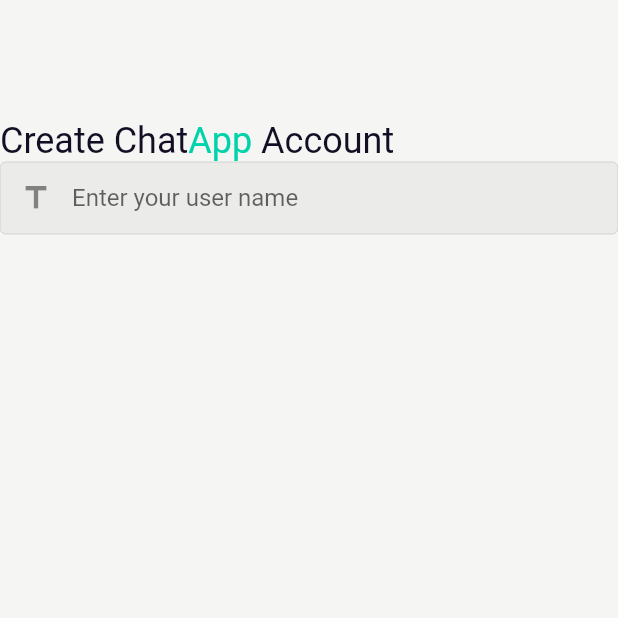
After one commit to mudassirjabbar/chat-app, a Flutter app: the screen it shows after launch, on a phone screen of 412 x 824 dp, the top half of it. The commit adds this screen. Run offline on Flutter 3.47's test engine with Material 2 defaults, Android fonts, the phone set to English and light mode, and no system bars; missing offline and left inert: custom_clippers.

Commit message:
2 febuary

```diff
--- a/lib/main.dart
+++ b/lib/main.dart
@@ -1,5 +1,6 @@
 import 'package:chat_app/pages/chat_page.dart';
 import 'package:chat_app/pages/home_page.dart';
+import 'package:chat_app/ui/welcome/signup_screen.dart';
 import 'package:flutter/material.dart';
 
 void main() {
@@ -17,12 +18,13 @@
       theme: ThemeData(
         scaffoldBackgroundColor: const Color(0xfff5F5F3),
         appBarTheme: const AppBarTheme(
-          backgroundColor: Color(0xfff5F5F3),
-          foregroundColor: Color(0xff113953),
+          backgroundColor: Color(0xffFFFFFF),
+          foregroundColor: Color(0xff00D2AA),
         ),
       ),
       routes: {
-        "/": (context) => const HomePage(),
+        "/": (context) => const SignUpScreen(),
+        "homePage": (context) => const HomePage(),
         "chatPage": (context) => const ChatPage(),
       },
     );
--- /dev/null
+++ b/lib/ui/welcome/signup_screen.dart
@@ -0,0 +1,60 @@
+import 'package:chat_app/ui/welcome/widgets/custom_textField.dart';
+import 'package:flutter/material.dart';
+
+class SignUpScreen extends StatefulWidget {
+  const SignUpScreen({super.key});
+
+  @override
+  State<SignUpScreen> createState() => _SignUpScreenState();
+}
+
+class _SignUpScreenState extends State<SignUpScreen> {
+  TextEditingController _userName = TextEditingController();
+  TextEditingController _email = TextEditingController();
+  TextEditingController _password = TextEditingController();
+  TextEditingController _confirmPassword = TextEditingController();
+  @override
+  Widget build(BuildContext context) {
+    return Scaffold(
+      body: SingleChildScrollView(
+          child: Container(
+        margin: const EdgeInsets.only(top: 80),
+        height: MediaQuery.of(context).size.height,
+        child: Column(
+          children: [
+            Row(
+              children: [
+                RichText(
+                  text: const TextSpan(children: [
+                    TextSpan(
+                      text: 'Create ',
+                      style: TextStyle(color: Color(0xFF140E25), fontSize: 24),
+                    ),
+                    TextSpan(
+                      text: 'Chat',
+                      style: TextStyle(color: Color(0xFF140E25), fontSize: 24),
+                    ),
+                    TextSpan(
+                      text: 'App ',
+                      style: TextStyle(color: Color(0xFF00D2AA), fontSize: 24),
+                    ),
+                    TextSpan(
+                      text: 'Account',
+                      style: TextStyle(color: Color(0xFF140E25), fontSize: 24),
+                    ),
+                  ]),
+                ),
+              ],
+            ),
+            TextFieldInput(
+                textEditingController: _userName,
+                hintText: 'Enter your user name',
+                isPass: false,
+                textInputType: TextInputType.text,
+                icon: Icons.title),
+          ],
+        ),
+      )),
+    );
+  }
+}
--- /dev/null
+++ b/lib/ui/welcome/widgets/custom_textField.dart
@@ -0,0 +1,38 @@
+import 'package:flutter/material.dart';
+
+class TextFieldInput extends StatelessWidget {
+  final TextEditingController textEditingController;
+  final String hintText;
+  final bool isPass;
+  final TextInputType textInputType;
+  final IconData icon;
+
+  const TextFieldInput({
+    super.key,
+    required this.textEditingController,
+    required this.hintText,
+    required this.isPass,
+    required this.textInputType,
+    required this.icon,
+  });
+
+  @override
+  Widget build(BuildContext context) {
+    final InputBorder =
+        OutlineInputBorder(borderSide: Divider.createBorderSide(context));
+
+    return TextField(
+      controller: textEditingController,
+      decoration: InputDecoration(
+          prefixIcon: Icon(icon),
+          hintText: hintText,
+          border: InputBorder,
+          focusedBorder: InputBorder,
+          enabledBorder: InputBorder,
+          filled: true,
+          contentPadding: const EdgeInsets.all(8)),
+      keyboardType: textInputType,
+      obscureText: isPass,
+    );
+  }
+}
```
